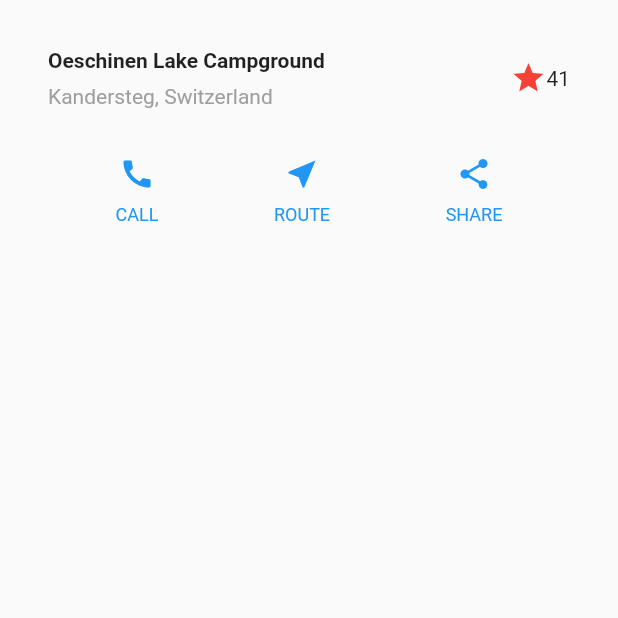
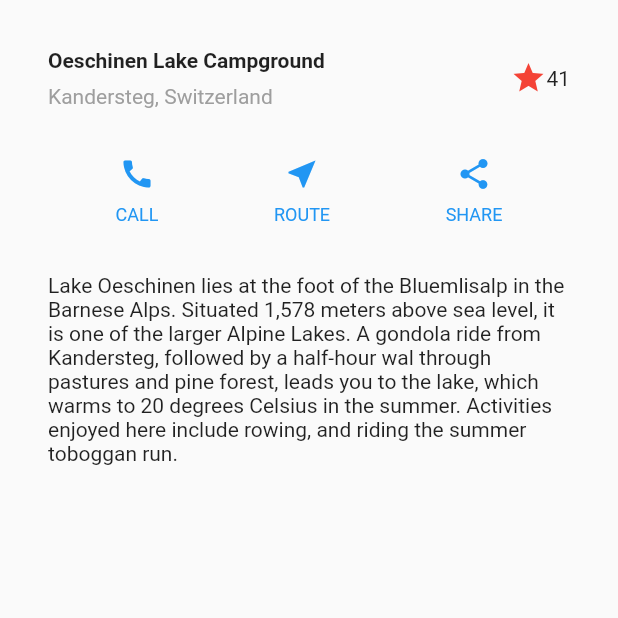
Before and after one commit to melchord/building_layouts, a Flutter app: the screen it shows after launch, on a phone screen of 412 x 824 dp, the top half of it. Run offline on Flutter 3.47's test engine with Material 2 defaults, Android fonts, the phone set to English and light mode, and no system bars.

Commit message:
- implement the text section

```diff
--- a/lib/main.dart
+++ b/lib/main.dart
@@ -39,7 +39,19 @@ class MyApp extends StatelessWidget {
             ),
             Text('41'),
           ],
-      )
+        ));
+
+    Widget textSection = Container(
+      padding: const EdgeInsets.all(32),
+      child: Text(
+        'Lake Oeschinen lies at the foot of the Bluemlisalp in the Barnese '
+          'Alps. Situated 1,578 meters above sea level, it is one of the '
+          'larger Alpine Lakes. A gondola ride from Kandersteg, followed by a '
+          'half-hour wal through pastures and pine forest, leads you to the '
+          'lake, which warms to 20 degrees Celsius in the summer. Activities '
+          'enjoyed here include rowing, and riding the summer toboggan run.',
+        softWrap: true,
+      ),
     );
 
     Color color = Theme.of(context).primaryColor;
@@ -62,10 +74,9 @@ class MyApp extends StatelessWidget {
           children: [
             titleSection,
             buttonSection,
+            textSection,
           ],
-        )
-      )
-    );
+        )));
   }
 
   Column _buildButtonColumn(Color color, IconData icon, String label) {
```
Lines whose indentation alone changed are shown as unchanged.
